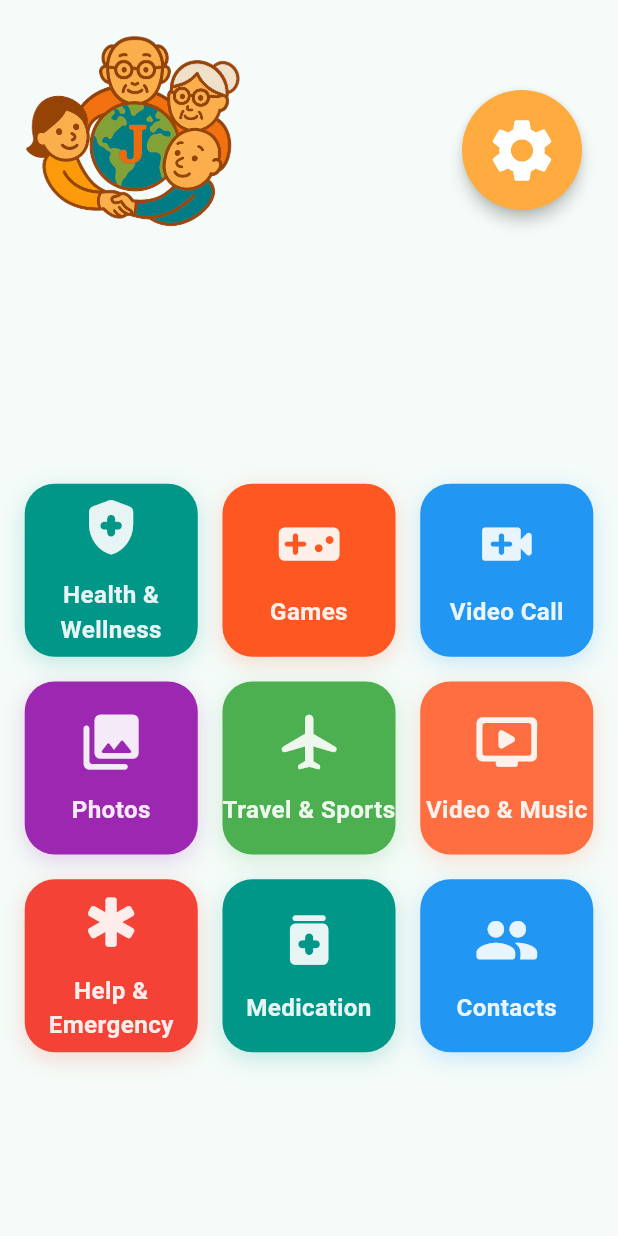
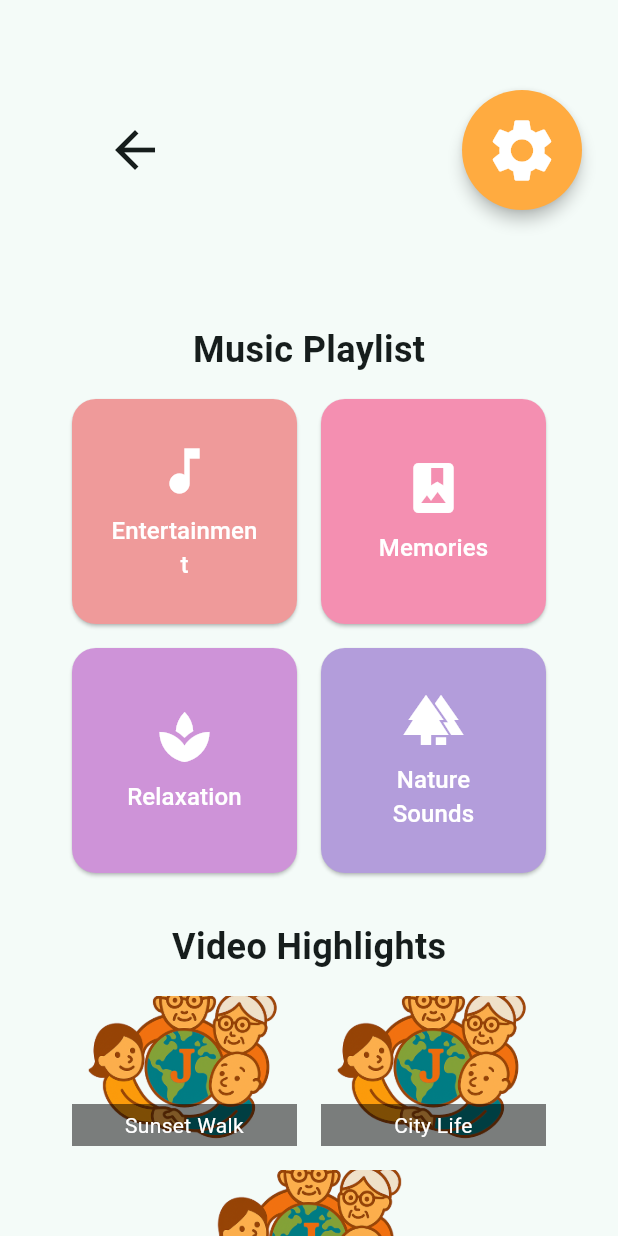
Before and after one commit to evergreen-collab/Project-Evergreen, a Flutter app: the screen it shows after launch, after a tap on "Video & Music", on a phone screen of 412 x 824 dp. Run offline on Flutter 3.47's test engine with Material 3 defaults, Android fonts, the phone set to English and light mode, and no system bars; our stand-ins replace flutter_contacts, video_player; missing offline and left inert: color_blindness.

Commit message:
initial Videos and Music (for change)

```diff
--- a/lib/main.dart
+++ b/lib/main.dart
@@ -1,4 +1,5 @@
 import 'package:evergreen/pages/photos_page.dart';
+import 'package:evergreen/pages/video_music_page.dart';
 import 'package:flutter/material.dart';
 import 'package:provider/provider.dart';
 import 'package:color_blindness/color_blindness.dart';
@@ -177,7 +178,13 @@ class EvergreenHomePage extends StatelessWidget {
                 EvergreenGridButton(
                   icon: Icons.ondemand_video_rounded,
                   label: 'Video & Music',
-                  onTap: () {},
+                  onTap: () {
+                    Navigator.of(context).push(
+                      MaterialPageRoute(
+                        builder: (context) => const VideoMusicPage(),
+                      ),
+                    );
+                  },
                   color: getGridButtonColor(context, Colors.deepOrangeAccent),
                 ),
                  EvergreenGridButton(
--- /dev/null
+++ b/lib/pages/video_music_page.dart
@@ -0,0 +1,280 @@
+import 'package:evergreen/widgets/joy_nest_app_bar.dart';
+import 'package:flutter/material.dart';
+import 'package:video_player/video_player.dart';
+
+class VideoMusicPage extends StatefulWidget {
+  const VideoMusicPage({Key? key}) : super(key: key);
+
+  @override
+  State<VideoMusicPage> createState() => _VideoMusicSubpageState();
+}
+
+class _VideoMusicSubpageState extends State<VideoMusicPage> {
+  final List<Map<String, dynamic>> musicCategories = [
+    {'icon': Icons.music_note, 'title': 'Entertainment'},
+    {'icon': Icons.photo_album, 'title': 'Memories'},
+    {'icon': Icons.spa, 'title': 'Relaxation'},
+    {'icon': Icons.forest, 'title': 'Nature Sounds'},
+  ];
+
+  final List<Map<String, dynamic>> videoHighlights = [
+    {
+      'thumbnail': 'assets/images/JoyNest.png',
+      'title': 'Sunset Walk',
+      'videoUrl': 'assets/videos/sample_video.mp4',
+    },
+    {
+      'thumbnail': 'assets/images/JoyNest.png',
+      'title': 'City Life',
+      'videoUrl': 'assets/videos/sample_video.mp4',
+    },
+    {
+      'thumbnail': 'assets/images/JoyNest.png',
+      'title': 'Nature Walk',
+      'videoUrl': 'assets/videos/sample_video.mp4',
+    },
+  ];
+
+  final List<Map<String, dynamic>> allVideos = [
+    {
+      'thumbnail': 'assets/images/JoyNest.png',
+      'videoUrl': 'assets/videos/sample_video.mp4',
+    },
+    {
+      'thumbnail': 'assets/images/JoyNest.png',
+      'videoUrl': 'assets/videos/sample_video.mp4',
+    },
+    {
+      'thumbnail': 'assets/images/JoyNest.png',
+      'videoUrl': 'assets/videos/sample_video.mp4',
+    },
+    {
+      'thumbnail': 'assets/images/JoyNest.png',
+      'videoUrl': 'assets/videos/sample_video.mp4',
+    },
+    {
+      'thumbnail': 'assets/images/JoyNest.png',
+      'videoUrl': 'assets/videos/sample_video.mp4',
+    },
+    {
+      'thumbnail': 'assets/images/JoyNest.png',
+      'videoUrl': 'assets/videos/sample_video.mp4',
+    },
+    {
+      'thumbnail': 'assets/images/JoyNest.png',
+      'videoUrl': 'assets/videos/sample_video.mp4',
+    },
+  ];
+
+  void _openVideoDialog(String videoUrl) {
+    showDialog(
+      context: context,
+      builder:
+          (context) => Dialog(
+            insetPadding: const EdgeInsets.all(16),
+            shape: RoundedRectangleBorder(
+              borderRadius: BorderRadius.circular(12),
+            ),
+            child: AspectRatio(
+              aspectRatio: 16 / 9,
+              child: VideoPlayerWidget(videoUrl: videoUrl),
+            ),
+          ),
+    );
+  }
+
+  @override
+  Widget build(BuildContext context) {
+    final double buttonSize =
+        MediaQuery.of(context).size.width < 600 ? 150 : 200;
+
+    return Scaffold(
+      appBar: JoyNestAppBar(showBackButton: true),
+      body: Center(
+        child: SingleChildScrollView(
+          padding: const EdgeInsets.all(16),
+          child: Column(
+            crossAxisAlignment: CrossAxisAlignment.center,
+            children: [
+              const Text(
+                'Music Playlist',
+                style: TextStyle(fontSize: 24, fontWeight: FontWeight.bold),
+              ),
+              const SizedBox(height: 16),
+              Wrap(
+                spacing: 16,
+                runSpacing: 16,
+                alignment: WrapAlignment.center,
+                children:
+                    musicCategories.map((category) {
+                      return SizedBox(
+                        width: buttonSize,
+                        height: buttonSize,
+                        child: ElevatedButton(
+                          style: ElevatedButton.styleFrom(
+                            backgroundColor:
+                                Colors
+                                    .primaries[musicCategories.indexOf(
+                                          category,
+                                        ) %
+                                        Colors.primaries.length]
+                                    .shade200,
+                            shape: RoundedRectangleBorder(
+                              borderRadius: BorderRadius.circular(16),
+                            ),
+                            foregroundColor:
+                                Colors.white, // <-- white text and icon
+                          ),
+                          onPressed: () {},
+                          child: Column(
+                            mainAxisAlignment: MainAxisAlignment.center,
+                            children: [
+                              Icon(category['icon'], size: 40),
+                              const SizedBox(height: 8),
+                              Text(
+                                category['title'],
+                                style: const TextStyle(fontSize: 16),
+                                textAlign: TextAlign.center,
+                              ),
+                            ],
+                          ),
+                        ),
+                      );
+                    }).toList(),
+              ),
+              const SizedBox(height: 32),
+              const Text(
+                'Video Highlights',
+                style: TextStyle(fontSize: 24, fontWeight: FontWeight.bold),
+              ),
+              const SizedBox(height: 16),
+              Wrap(
+                spacing: 16,
+                runSpacing: 16,
+                alignment: WrapAlignment.center,
+                children:
+                    videoHighlights.map((video) {
+                      return GestureDetector(
+                        onTap: () => _openVideoDialog(video['videoUrl']),
+                        child: Stack(
+                          alignment: Alignment.bottomCenter,
+                          children: [
+                            ClipRRect(
+                              borderRadius: BorderRadius.circular(12),
+                              child: Image.asset(
+                                video['thumbnail'],
+                                width: 150,
+                                height: 100,
+                                fit: BoxFit.cover,
+                              ),
+                            ),
+                            Container(
+                              width: 150,
+                              padding: const EdgeInsets.symmetric(vertical: 4),
+                              color: Colors.black.withOpacity(0.5),
+                              child: Text(
+                                video['title'],
+                                textAlign: TextAlign.center,
+                                style: const TextStyle(color: Colors.white),
+                              ),
+                            ),
+                          ],
+                        ),
+                      );
+                    }).toList(),
+              ),
+              const SizedBox(height: 32),
+              const Text(
+                'Videos',
+                style: TextStyle(fontSize: 24, fontWeight: FontWeight.bold),
+              ),
+              const SizedBox(height: 16),
+              Wrap(
+                spacing: 16,
+                runSpacing: 16,
+                alignment: WrapAlignment.center,
+                children:
+                    allVideos.map((video) {
+                      return GestureDetector(
+                        onTap: () => _openVideoDialog(video['videoUrl']),
+                        child: ClipRRect(
+                          borderRadius: BorderRadius.circular(12),
+                          child: Image.asset(
+                            video['thumbnail'],
+                            width: 150,
+                            height: 100,
+                            fit: BoxFit.cover,
+                          ),
+                        ),
+                      );
+                    }).toList(),
+              ),
+            ],
+          ),
+        ),
+      ),
+    );
+  }
+}
+
+class VideoPlayerWidget extends StatefulWidget {
+  final String videoUrl;
+
+  const VideoPlayerWidget({Key? key, required this.videoUrl}) : super(key: key);
+
+  @override
+  State<VideoPlayerWidget> createState() => _VideoPlayerWidgetState();
+}
+
+class _VideoPlayerWidgetState extends State<VideoPlayerWidget> {
+  late VideoPlayerController _controller;
+
+  @override
+  void initState() {
+    super.initState();
+    _controller = VideoPlayerController.asset(widget.videoUrl)
+      ..initialize().then((_) {
+        setState(() {});
+        _controller.play();
+      });
+  }
+
+  @override
+  void dispose() {
+    _controller.dispose();
+    super.dispose();
+  }
+
+  @override
+  Widget build(BuildContext context) {
+    return _controller.value.isInitialized
+        ? Stack(
+          alignment: Alignment.bottomCenter,
+          children: [
+            AspectRatio(
+              aspectRatio: _controller.value.aspectRatio,
+              child: VideoPlayer(_controller),
+            ),
+            VideoProgressIndicator(_controller, allowScrubbing: true),
+            Positioned(
+              bottom: 8,
+              right: 8,
+              child: IconButton(
+                icon: Icon(
+                  _controller.value.isPlaying ? Icons.pause : Icons.play_arrow,
+                  color: Colors.white,
+                ),
+                onPressed: () {
+                  setState(() {
+                    _controller.value.isPlaying
+                        ? _controller.pause()
+                        : _controller.play();
+                  });
+                },
+              ),
+            ),
+          ],
+        )
+        : const Center(child: CircularProgressIndicator());
+  }
+}
--- a/pubspec.yaml
+++ b/pubspec.yaml
@@ -37,7 +37,7 @@ dependencies:
   provider: ^6.1.2
   color_blindness: ^0.2.0
   flutter_contacts: ^1.1.9+2
-
+  video_player: ^2.8.2
 
 dev_dependencies:
   flutter_test:
@@ -64,6 +64,7 @@ flutter:
     - assets/images/JoyNest.png
     - assets/images/rectangle_porto.jpg
     - assets/images/square_porto.jpg
+    - assets/videos/sample_video.mp4
 
   # The following line ensures that the Material Icons font is
   # included with your application, so that you can use the icons in
```
Also changed, not shown: pubspec.lock, 2 other files.
